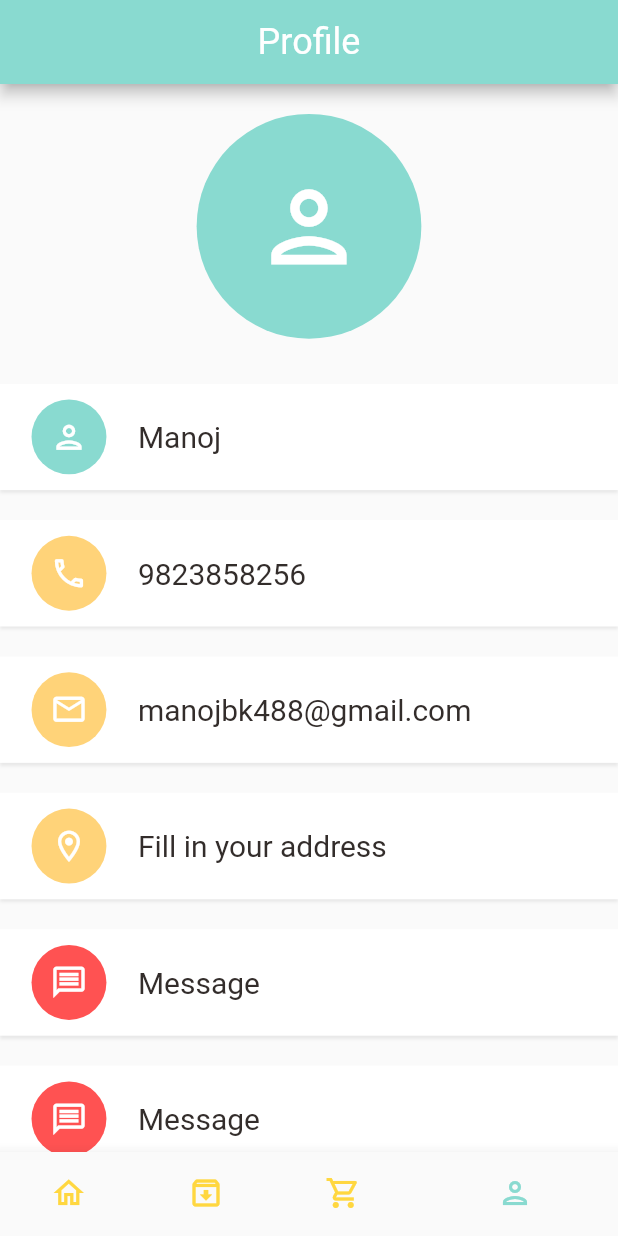
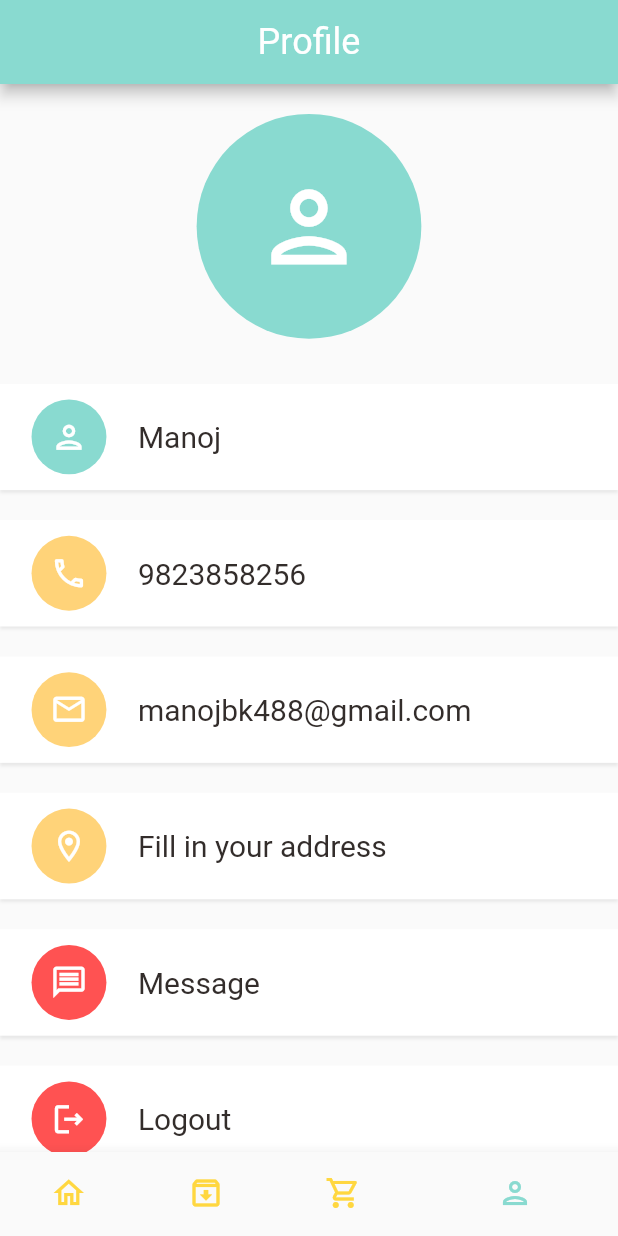
Before and after one commit to Manoj882/food_delivery_app, a Flutter app: the screen it shows after launch, item 4 of the bottom bar chosen, on a phone screen of 412 x 824 dp. Run offline on Flutter 3.47's test engine with Material 2 defaults, Android fonts, the phone set to English and light mode, and no system bars; our stand-ins replace dots_indicator, get, shared_preferences; network calls fail.

Commit message:
built logout method

```diff
--- a/lib/constants/app_constants.dart
+++ b/lib/constants/app_constants.dart
@@ -7,13 +7,13 @@ class AppConstants{
   // static const String BASE_URL = 'http://10.0.2.2:8000';
 
   //for real device
-  static const String BASE_URL = 'http://192.168.1.64:8000';
+  static const String BASE_URL = 'http://192.168.1.67:8000';
 
   static const String POPULAR_PRODUCT_URI = '/api/v1/products/popular';
   static const String RECOMMENDED_PRODUCT_URI = '/api/v1/products/recommended';
   // static const String DRINKS_URI = '/api/v1/products/drinks';
 
-  static const String TOKEN = 'MBtoken';
+  static const String TOKEN = '';
   static const String PHONE = '';
   static const String PASSWORD = '';
 
--- a/lib/controllers/cart_controller.dart
+++ b/lib/controllers/cart_controller.dart
@@ -184,4 +184,9 @@ class CartController extends GetxController{
     cartRepo.addToCartList(getItems);
     update();
   }
+
+  void clearCartHistory(){
+    cartRepo.clearCartHistory();
+    update();
+  }
 }
--- a/lib/data/repository/cart_repo.dart
+++ b/lib/data/repository/cart_repo.dart
@@ -79,4 +79,10 @@ class CartRepo {
     cart = [];
     sharedPreferences.remove(AppConstants.CART_LIST);
   }
+
+  void clearCartHistory(){
+    removeCart();
+    cartHistory=[];
+    sharedPreferences.remove(AppConstants.CART_HISTORY_LIST);
+  }
 }
--- a/lib/pages/account/account_page.dart
+++ b/lib/pages/account/account_page.dart
@@ -1,9 +1,13 @@
 import 'package:flutter/material.dart';
+import 'package:food_delivery_app/controllers/auth_controller.dart';
+import 'package:food_delivery_app/controllers/cart_controller.dart';
+import 'package:food_delivery_app/routes/routes_helper.dart';
 import 'package:food_delivery_app/utils/app_colors.dart';
 import 'package:food_delivery_app/utils/dimension.dart';
 import 'package:food_delivery_app/widgets/account_widget.dart';
 import 'package:food_delivery_app/widgets/app_icon.dart';
 import 'package:food_delivery_app/widgets/big_text.dart';
+import 'package:get/get.dart';
 
 class AccountPage extends StatelessWidget {
   const AccountPage({Key? key}) : super(key: key);
@@ -102,15 +106,30 @@ class AccountPage extends StatelessWidget {
                   ),
                   SizedBox(height: Dimensions.height20,),
                   //message
-                  AccountWidget(
+                  GestureDetector(
+                    onTap: (){
+                      if(Get.find<AuthController>().userLoggedIn()){
+                        Get.find<AuthController>().clearSharedData();
+                        Get.find<CartController>().clear();
+                        Get.find<CartController>().clearCartHistory();
+                        Get.offNamed(RouteHelper.getSignInPage());
+
+                      } else{
+                        print('You logged out');
+                      }
+
+
+                    },
+                    child: AccountWidget(
                       appIcon: AppIcon(
-                    icon: Icons.message_outlined,
+                      icon: Icons.logout_outlined,
                       backgroundColor: Colors.redAccent,
                       iconColor: Colors.white,
                       iconSize: Dimensions.height50/2,
                       size: Dimensions.height50,
                     ),
-                    bigText: BigText(text: 'Message'),
+                      bigText: BigText(text: 'Logout'),
+                    ),
                   ),
                   ],
                 ),
--- a/lib/pages/auth/sign_in_page.dart
+++ b/lib/pages/auth/sign_in_page.dart
@@ -38,7 +38,7 @@ class SignInPage extends StatelessWidget {
 
         authController.login(email, password).then((status){
           if(status.isSuccess){
-            Get.toNamed(RouteHelper.getCartPage());
+            Get.toNamed(RouteHelper.getInitial());
           } else{
             showCustomSnackBar(status.message);
           }
--- a/lib/pages/home/home_page.dart
+++ b/lib/pages/home/home_page.dart
@@ -23,7 +23,7 @@ class _HomePageState extends State<HomePage> {
 
   List pages = [
     MainFoodPageScreen(),
-    SignInPage(),
+    Container(child: Text('History Page'),),
     CartHistory(),
     AccountPage(),
 
--- a/lib/routes/routes_helper.dart
+++ b/lib/routes/routes_helper.dart
@@ -1,3 +1,4 @@
+import 'package:food_delivery_app/pages/auth/sign_in_page.dart';
 import 'package:food_delivery_app/pages/carts/cart_page.dart';
 import 'package:food_delivery_app/pages/food/popular_food_details.dart';
 import 'package:food_delivery_app/pages/home/home_page.dart';
@@ -13,6 +14,7 @@ class RouteHelper {
   static const String popularFood = '/popular-food';
   static const String recommendedFood = '/recommended-food';
   static const String cartPage = '/cart-page';
+  static const String signIn = '/sign-in';
 
 
 
@@ -21,10 +23,12 @@ class RouteHelper {
   static String getPopularFood(int pageId, String page) => '$popularFood?pageId=$pageId&page=$page';
   static String getRecommendedFood(int pageId, String page) => '$recommendedFood?pageId=$pageId&page=$page';
   static String getCartPage() => '$cartPage';
+  static String getSignInPage() => '$signIn';
 
   static List<GetPage> routes = [
     GetPage(name: splashPage, page: () => SplashScreen()),
     GetPage(name: initial, page: () => HomePage()),
+    GetPage(name: signIn, page: () => SignInPage(), transition: Transition.fade),
 
     //popular food page
     GetPage(name: popularFood, page: () {
```
Also changed, not shown: lib/controllers/auth_controller.dart (+14 -4 lines), lib/data/repository/auth_repo.dart (+21 -9 lines), lib/pages/carts/cart_page.dart (+11 -1 lines). Lines whose indentation alone changed are shown as unchanged.
